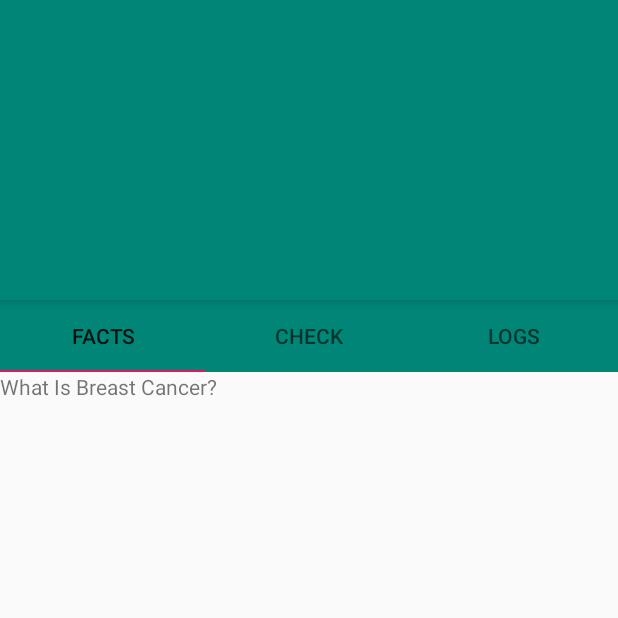
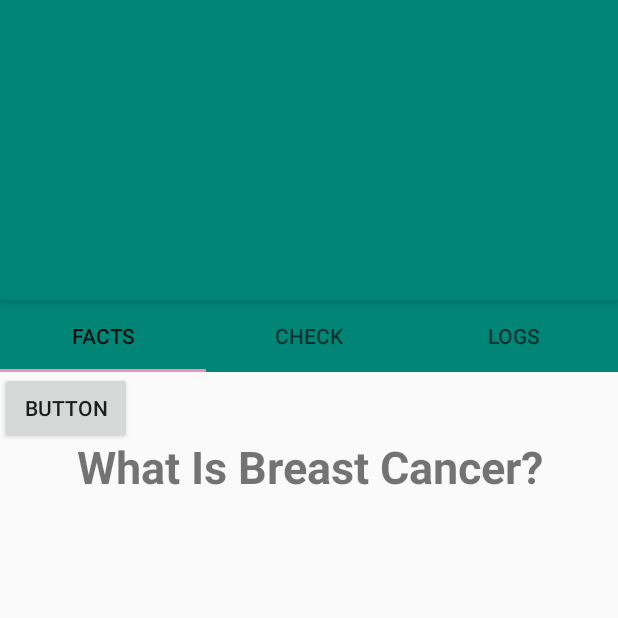
Before and after one commit to santosalwyn09/MateoSantosProject, an Android app: the screen it shows after launch (MainActivity), on a phone screen of 412 x 824 dp, the top half of it. Run offline under Robolectric (Android 15) with nearby library versions, the phone set to English and light mode, and no system bars.

Commit message:
UI Commit

```diff
--- a/app/src/main/res/layout/facts_fragment.xml
+++ b/app/src/main/res/layout/facts_fragment.xml
@@ -1,28 +1,39 @@
 <?xml version="1.0" encoding="utf-8"?>
-<LinearLayout
-    xmlns:android="http://schemas.android.com/apk/res/android"
+<android.support.constraint.ConstraintLayout xmlns:android="http://schemas.android.com/apk/res/android"
+    xmlns:app="http://schemas.android.com/apk/res-auto"
     xmlns:tools="http://schemas.android.com/tools"
+    android:id="@+id/linearLayout"
     android:layout_width="match_parent"
     android:layout_height="match_parent"
     android:gravity="center"
     android:orientation="horizontal">
 
-    <LinearLayout
-        android:layout_width="match_parent"
-        android:layout_height="match_parent"
-        android:orientation="horizontal">
 
-        <TextView
-            android:id="@+id/textView2"
-            android:layout_width="wrap_content"
-            android:layout_height="wrap_content"
-            android:layout_weight="1"
-            android:text="@string/what_is_breast_cancer" />
-    </LinearLayout>
+    <TextView
+        android:id="@+id/textView4"
+        android:layout_width="wrap_content"
+        android:layout_height="51dp"
+        android:layout_marginStart="8dp"
+        android:layout_marginLeft="8dp"
+        android:layout_marginTop="8dp"
+        android:layout_marginEnd="8dp"
+        android:layout_marginRight="8dp"
+        android:layout_marginBottom="8dp"
+        android:text="@string/what_is_breast_cancer"
+        android:textSize="30sp"
+        android:textStyle="bold"
+        app:layout_constraintBottom_toBottomOf="parent"
+        app:layout_constraintEnd_toEndOf="parent"
+        app:layout_constraintHorizontal_bias="0.509"
+        app:layout_constraintStart_toStartOf="parent"
+        app:layout_constraintTop_toTopOf="parent"
+        app:layout_constraintVertical_bias="0.068" />
 
-    <ScrollView
-        android:layout_width="match_parent"
-        android:layout_height="match_parent">
-
-    </ScrollView>
-</LinearLayout>
+    <Button
+        android:id="@+id/button3"
+        android:layout_width="wrap_content"
+        android:layout_height="wrap_content"
+        android:text="Button"
+        tools:layout_editor_absoluteX="148dp"
+        tools:layout_editor_absoluteY="309dp" />
+</android.support.constraint.ConstraintLayout>
--- a/app/src/main/res/values/colors.xml
+++ b/app/src/main/res/values/colors.xml
@@ -1,6 +1,11 @@
 <?xml version="1.0" encoding="utf-8"?>
 <resources>
     <color name="colorPrimary">#008577</color>
-    <color name="colorPrimaryDark">#00574B</color>
-    <color name="colorAccent">#D81B60</color>
+    <color name="colorPrimaryDark">#aeaeae</color>
+    <color name="colorAccent">#f48fb1</color>
+    <color name="colorHome">#f48fb1</color>
+    <color name="primaryColor">#f48fb1</color>
+    <color name="primaryLightColor">#ffc1e3</color>
+    <color name="primaryDarkColor">#bf5f82</color>
+    <color name="primaryTextColor">#000000</color>
 </resources>
```
Also changed, not shown: app/src/main/res/layout/home_page.xml (added, +49 -0 lines).
